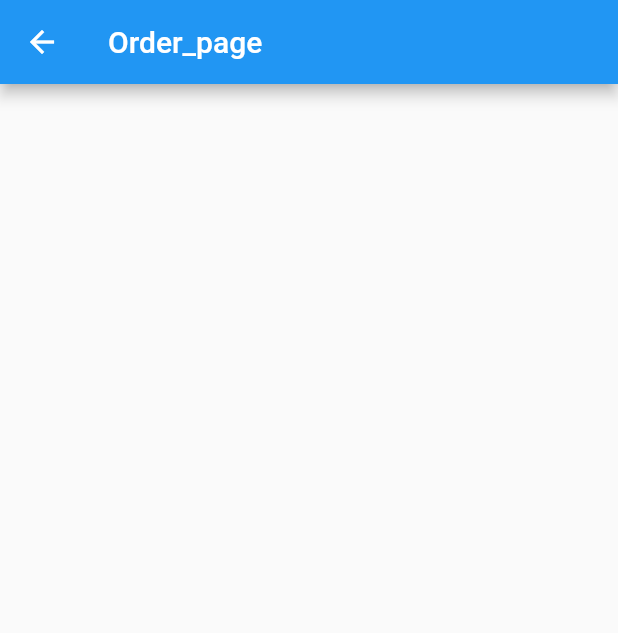
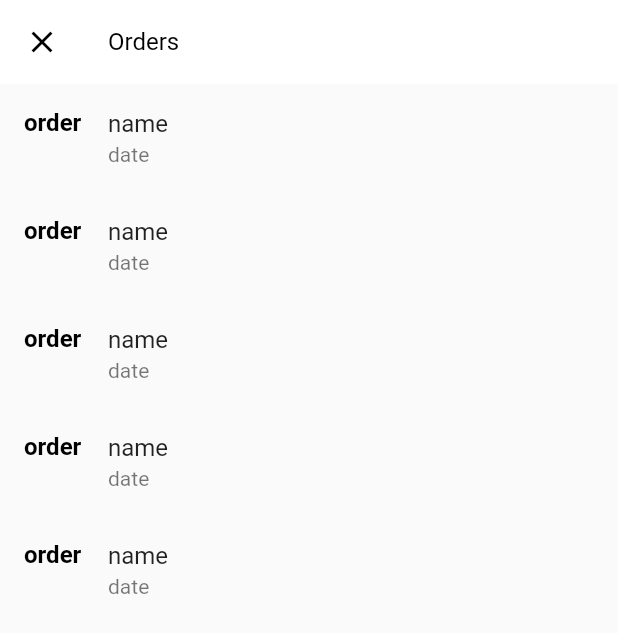
Before and after one commit to pravinbabubaskar/Feed_The_Need, a Flutter app: the Order screen opened directly, on a phone screen of 412 x 824 dp. Shown: the top 633 px of the screen. Run offline on Flutter 3.47's test engine with Material 2 defaults, Android fonts, the phone set to English and light mode, and no system bars; our stand-ins replace cloud_firestore, firebase_auth, firebase_core, geolocator, smooth_star_rating; missing offline and left inert: flutter_splash_screen, geocoder, web_scraper; accounts and stored records are empty.

Commit message:
order
order_page addeddd...

```diff
--- a/lib/Hotel/Hotel_dashboard/order.dart
+++ b/lib/Hotel/Hotel_dashboard/order.dart
@@ -1,3 +1,5 @@
+import 'package:feedthenead/helpers/style.dart';
+import 'package:feedthenead/widgets/custom_text.dart';
 import 'package:flutter/material.dart';
 
 class Order extends StatefulWidget {
@@ -10,8 +12,28 @@ class _OrderState extends State<Order> {
   Widget build(BuildContext context) {
     return Scaffold(
       appBar: AppBar(
-        title: Text("Order_page"),
+        iconTheme: IconThemeData(color: black),
+        backgroundColor: white,
+        elevation: 0.0,
+        title: CustomText(text: "Orders"),
+        leading: IconButton(
+            icon: Icon(Icons.close),
+            onPressed: () {
+              Navigator.pop(context);
+            }),
       ),
+      body: ListView.builder(
+          itemCount: 5,
+          itemBuilder: (_, index) {
+            return ListTile(
+              leading: CustomText(
+                text: "order",
+                weight: FontWeight.bold,
+              ),
+              title: Text("name"),
+              subtitle: Text("date"),
+            );
+          }),
     );
   }
 }
```
Also changed, not shown: lib/Hotel/Hotel_dashboard/restaurent.dart (+11 -1 lines), lib/widgets/small_floating_button.dart (added, +19 -0 lines).
